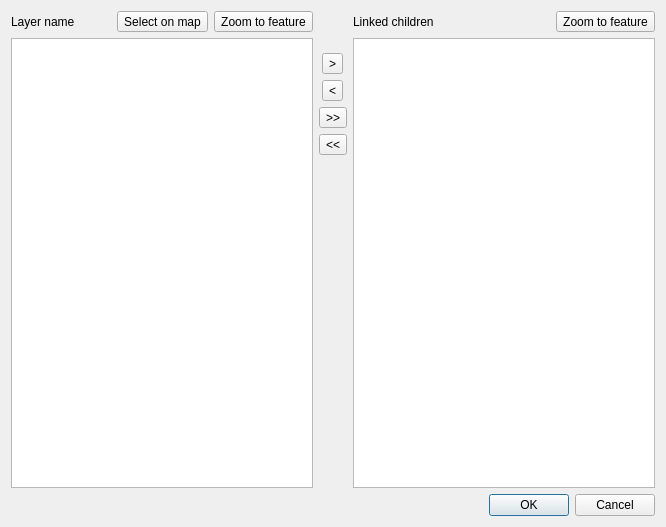
Old version of the form enhanced_relation_editor_widget/ui/relation_editor_link_child_manager_dialog.ui in the repository opengisch/qgis-linking-relation-editor.
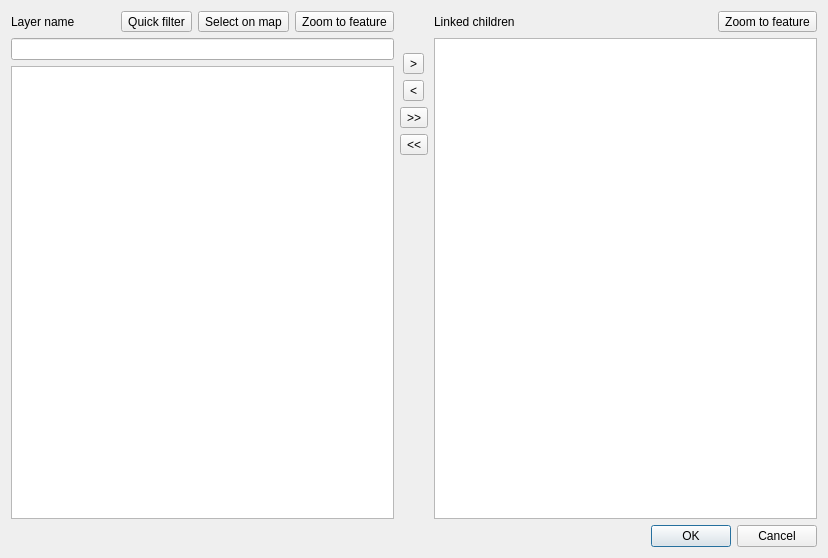
New version of the form. Custom widgets are drawn as their Qt base class.

Commit message: Quick filter lineedit

```diff
--- a/enhanced_relation_editor_widget/ui/relation_editor_link_child_manager_dialog.ui
+++ b/enhanced_relation_editor_widget/ui/relation_editor_link_child_manager_dialog.ui
@@ -6,8 +6,8 @@
    <rect>
     <x>0</x>
     <y>0</y>
-    <width>666</width>
-    <height>527</height>
+    <width>828</width>
+    <height>558</height>
    </rect>
   </property>
   <property name="windowTitle">
@@ -83,14 +83,14 @@
    </item>
    <item row="0" column="0" rowspan="6">
     <layout class="QGridLayout" name="gridLayout_2">
-     <item row="0" column="0">
-      <widget class="QLabel" name="mLayerNameLabel">
+     <item row="0" column="3">
+      <widget class="QToolButton" name="mZoomToFeatureLeftButton">
        <property name="text">
-        <string>Layer name</string>
+        <string>Zoom to feature</string>
        </property>
       </widget>
      </item>
-     <item row="1" column="0" colspan="3">
+     <item row="2" column="0" colspan="4">
       <widget class="QListView" name="mFeaturesListViewLeft">
        <property name="selectionMode">
         <enum>QAbstractItemView::ExtendedSelection</enum>
@@ -98,19 +98,29 @@
       </widget>
      </item>
      <item row="0" column="2">
-      <widget class="QToolButton" name="mZoomToFeatureLeftButton">
-       <property name="text">
-        <string>Zoom to feature</string>
-       </property>
-      </widget>
-     </item>
-     <item row="0" column="1">
       <widget class="QToolButton" name="mSelectOnMapButton">
        <property name="text">
         <string>Select on map</string>
        </property>
       </widget>
      </item>
+     <item row="1" column="0" colspan="4">
+      <widget class="QgsFilterLineEdit" name="mQuickFilterLineEdit"/>
+     </item>
+     <item row="0" column="0">
+      <widget class="QLabel" name="mLayerNameLabel">
+       <property name="text">
+        <string>Layer name</string>
+       </property>
+      </widget>
+     </item>
+     <item row="0" column="1">
+      <widget class="QToolButton" name="mQuickFilterButton">
+       <property name="text">
+        <string>Quick filter</string>
+       </property>
+      </widget>
+     </item>
     </layout>
    </item>
    <item row="0" column="2" rowspan="6">
@@ -175,4 +185,11 @@
    </hints>
   </connection>
  </connections>
+  <customwidgets>
+  <customwidget>
+   <class>QgsFilterLineEdit</class>
+   <extends>QLineEdit</extends>
+   <header>qgsfilterlineedit.h</header>
+  </customwidget>
+ </customwidgets>
 </ui>
```
The commit also changes 1 other file.
